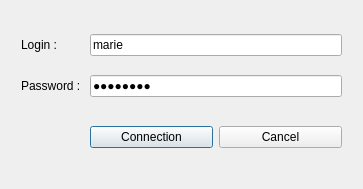
This is identificationdialog.ui in mariedegen/QtProject as Qt 5 draws it before an edit. The edited form follows.
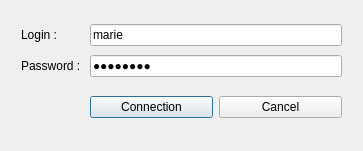
This is the edited form. Icons and pictures are not drawn.

```diff
--- a/identificationdialog.ui
+++ b/identificationdialog.ui
@@ -7,7 +7,7 @@
     <x>0</x>
     <y>0</y>
     <width>363</width>
-    <height>189</height>
+    <height>151</height>
    </rect>
   </property>
   <property name="mouseTracking">
```
